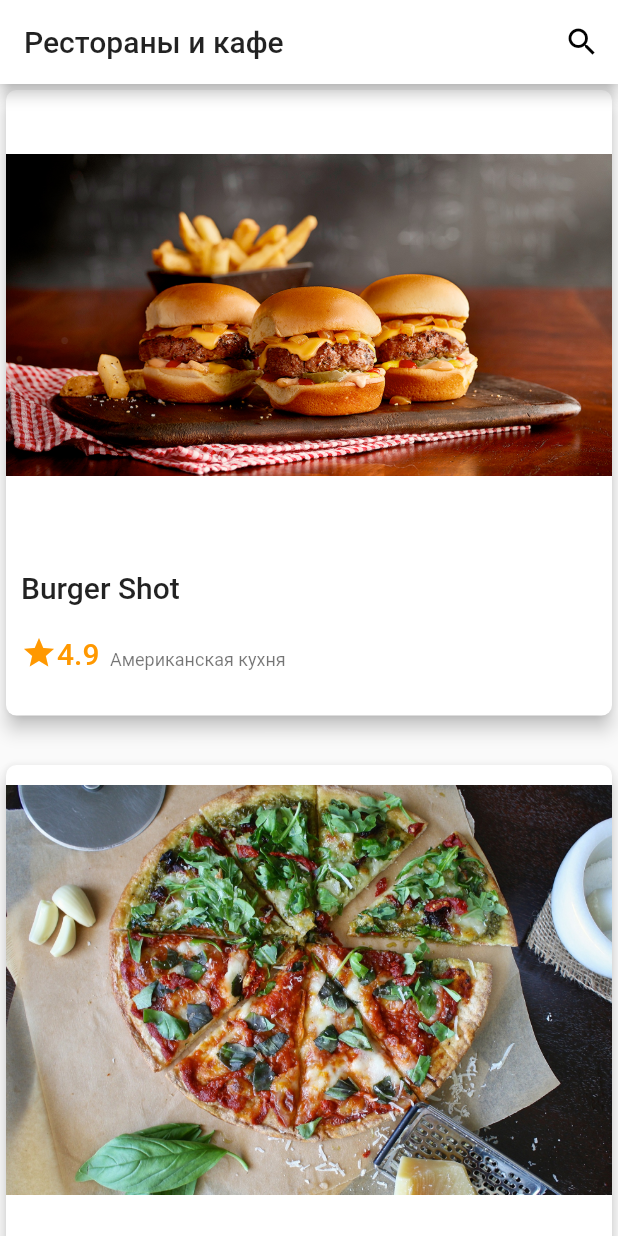
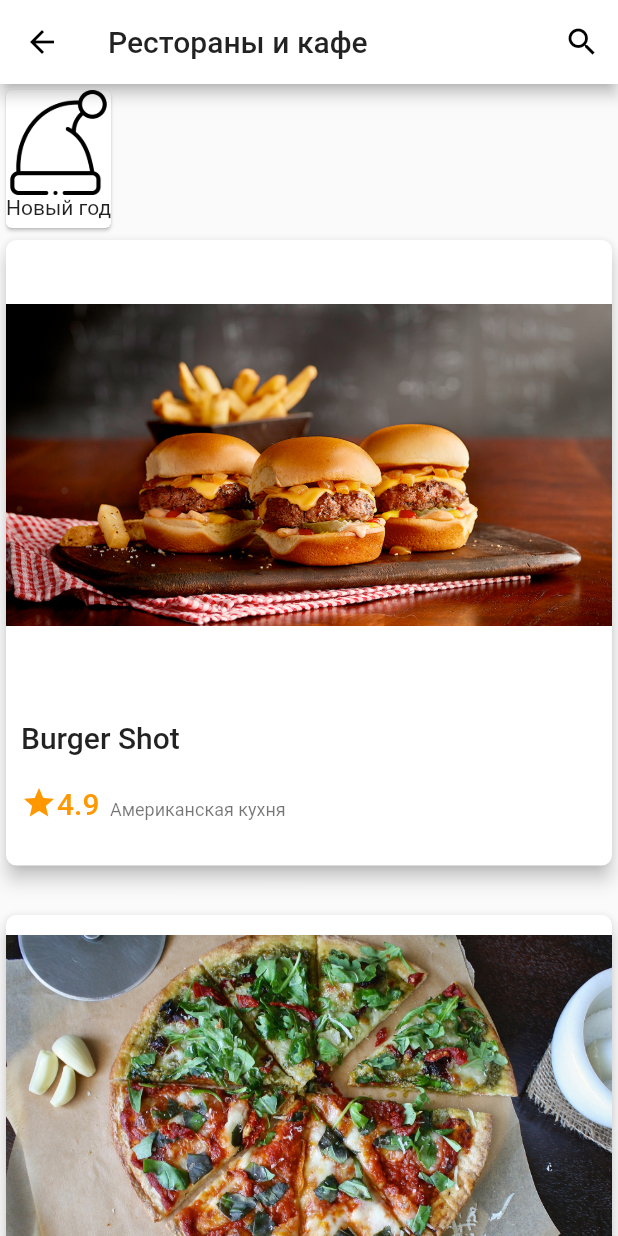
Before and after one commit to Zloooy/restaurant_app, a Flutter app: the screen it shows after launch, on a phone screen of 412 x 824 dp. Run offline on Flutter 3.47's test engine with Material 2 defaults, Android fonts, the light colour scheme and no system bars; our stand-ins replace rxdart.

Commit message:
Added holidays. Added placeholder to RestaurantList.

```diff
--- /dev/null
+++ b/lib/database/models/holiday.dart
@@ -0,0 +1,8 @@
+import 'package:meta/meta.dart';
+import'package:flutter/material.dart';
+class Holiday
+{
+	final String id, name, iconPath;
+	Holiday({@required this.id, @required this.name, @required this.iconPath});
+	ImageProvider<dynamic> get icon => AssetImage(this.iconPath);
+}
--- a/lib/database/models/index.dart
+++ b/lib/database/models/index.dart
@@ -1 +1,2 @@
 export 'restaurant.dart';
+export 'holiday.dart';
--- a/lib/database/models/restaurant.dart
+++ b/lib/database/models/restaurant.dart
@@ -7,8 +7,11 @@
 	String cuisine;
 	String address;
 	List<String> tags;
+	List<String> holidayIds;
 	double rating;
 	final String mainImagePath;
-	Restaurant({@required this.id,  @required this.name, @required this.cuisine, @required this.address, @required this.tags, @required this.mainImagePath, @required this.rating});
+	Restaurant({@required this.id,  @required this.name, @required this.cuisine, @required this.address, @required this.tags, @required this.mainImagePath, @required this.rating, this.holidayIds}){
+		holidayIds??=[];
+	}
 	ImageProvider<dynamic> get mainImage => AssetImage(mainImagePath);
 }
--- a/lib/database/restaurant_database.dart
+++ b/lib/database/restaurant_database.dart
@@ -5,6 +5,7 @@
 {
 	static final RestaurantDatabase _singleton = RestaurantDatabase._create();
 	List<Restaurant> _restaurants;
+	List<Holiday> _holidays;
 	factory RestaurantDatabase() => _singleton;
 	RestaurantDatabase._create()
 	{
@@ -34,8 +35,16 @@
 					cuisine:"Американская кухня",
 					mainImagePath: "assets/cluckin_bell.jpg",
 					address: "ул. Васи Пупкина, 43",
-					tags: ["цыплёнок"]
+					tags: ["цыплёнок"],
+					holidayIds: ["new_year"],
 					),
+		];
+		_holidays = [
+			Holiday(
+					id: "new_year",
+					name: "Новый год",
+					iconPath:"assets/new_year.png"
+			)
 		];
 	}
 
@@ -54,6 +63,10 @@
 			filter:(r)=>r.tags.contains(tag),
 			sorter:sorter
 			);
+	List<Restaurant> getRestaurantByHoliday(Holiday holiday) => _getRestaurants(
+			filter: ((r)=> r.holidayIds.contains(holiday.id))
+			);
 	List<Restaurant> getRestaurants() => _restaurants;
+	List<Holiday> getHolidays() => _holidays;
 	List<String> getRestaurantTags()=>["фастфуд"];
 }
--- a/lib/restaurant_app.dart
+++ b/lib/restaurant_app.dart
@@ -1,20 +1,30 @@
 import 'package:flutter/material.dart';
-import 'package:restaurant_app/ui/screens/auth/auth_screen.dart';
-import 'package:restaurant_app/ui/screens/landing/landing_screen.dart';
-import 'package:restaurant_app/ui/screens/main_menu/main_menu_screen.dart';
 import 'package:restaurant_app/ui/themes/theme_bloc.dart';
-class RestaurantApp extends StatelessWidget
+import 'package:restaurant_app/ui/routing/routes.dart';
+class RestaurantApp extends StatefulWidget
 {
-	final ThemeBloc _theme_bloc = ThemeBloc();
+	@override
+	_RestaurantAppState createState() => new _RestaurantAppState();
+}
+class _RestaurantAppState extends State<RestaurantApp>
+{
+	final ThemeBloc _themeBloc = ThemeBloc();
 	@override
 	Widget build(BuildContext context)
 	{
 		return StreamBuilder<ThemeData>(
-				stream:_theme_bloc.theme_stream,
+				stream:_themeBloc.themeStream,
 				builder: (context, snapshot) => MaterialApp(
-						home:new LandingScreen(),
-						theme:snapshot.data
+						theme:snapshot.data,
+						initialRoute:RestaurantRouter.initialRoute,
+						onGenerateRoute: RestaurantRouter.generateRoute,
 						)
 		);
 	}
+	@override
+	void dispose()
+	{
+		super.dispose();
+		_themeBloc.dispose();
+	}
 }
--- a/lib/temporary_blocs/restaurant_search_bloc.dart
+++ b/lib/temporary_blocs/restaurant_search_bloc.dart
@@ -3,33 +3,48 @@
 class RestaurantSearchBloc
 {
 	RestaurantDatabase _db = RestaurantDatabase();
-	BehaviorSubject<List<Restaurant>> _listItemHandler;
-	Stream<List<Restaurant>> _listItemHandlerStream;
-	BehaviorSubject<String> _resturantNameHandler = new BehaviorSubject<String>();
-	BehaviorSubject<String> _resturantTagHandler = new BehaviorSubject<String>();
+	BehaviorSubject<List<Restaurant>> _restaurantListHandler;
+	Stream<List<Restaurant>> _restaurantListHandlerStream;
+	BehaviorSubject<List<Holiday>> _holidayListHandler;
+	Stream<List<Holiday>> _holidayListHandlerStream;
+	BehaviorSubject<String> _restaurantNameHandler = new BehaviorSubject<String>();
+	BehaviorSubject<String> _restaurantTagHandler = new BehaviorSubject<String>();
+	BehaviorSubject<Holiday> _restaurantHolidayHandler = new BehaviorSubject<Holiday>();
 	BehaviorSubject<List<String>> _restaurantTagListHandler;
 	BehaviorSubject<Null> _restaurantAllHandler = new BehaviorSubject<Null>();
+	BehaviorSubject<Null> _holidayHandler = new BehaviorSubject<Null>();
 	RestaurantSearchBloc()
 	{
-		_listItemHandler = new BehaviorSubject<List<Restaurant>>.seeded(_db.getRestaurants());
-		_listItemHandlerStream = _listItemHandler.mergeWith([
-			_resturantNameHandler.stream.map<List<Restaurant>>(_db.getRestaurantsByName),
-			_resturantTagHandler.stream.map<List<Restaurant>>(_db.getRestaurantsByTag),
+		_restaurantListHandler = new BehaviorSubject<List<Restaurant>>.seeded(_db.getRestaurants());
+		_restaurantListHandlerStream = _restaurantListHandler.mergeWith([
+			_restaurantNameHandler.stream.map<List<Restaurant>>(_db.getRestaurantsByName),
+			_restaurantTagHandler.stream.map<List<Restaurant>>(_db.getRestaurantsByTag),
+			_restaurantHolidayHandler.map<List<Restaurant>>(_db.getRestaurantByHoliday),
 			_restaurantAllHandler.stream.map<List<Restaurant>>((_)=>_db.getRestaurants())
 		]);
 		_restaurantTagListHandler = new BehaviorSubject<List<String>>.seeded(_db.getRestaurantTags());
+		_holidayListHandler = new BehaviorSubject<List<Holiday>>.seeded(_db.getHolidays());
+		_holidayListHandlerStream = _holidayListHandler.mergeWith([
+			_holidayHandler.map((_)=>_db.getHolidays())
+		]);
 	}
-	Stream<List<Restaurant>> get restaurantListStream => _listItemHandlerStream;
+	Stream<List<Restaurant>> get restaurantListStream => _restaurantListHandlerStream;
 	Stream<List<String>> get tagStream => _restaurantTagListHandler.stream;
-	void searchByName(String name) => _resturantNameHandler.sink.add(name);
-	void searchByTag(String tag) => _resturantTagHandler.sink.add(tag);
+	Stream<List<Holiday>> get holidayStream => _holidayListHandlerStream;
+	void searchByName(String name) => _restaurantNameHandler.sink.add(name);
+	void searchByTag(String tag) => _restaurantTagHandler.sink.add(tag);
+	void searchByHoliday(Holiday holiday) => _restaurantHolidayHandler.sink.add(holiday);
+	void getHolidays() => _holidayHandler.sink.add(null);
 	void getAll() => _restaurantAllHandler.sink.add(null);
 	void dispose()
 	{
-		_resturantTagHandler.close();
-		_resturantNameHandler.close();
-		_listItemHandler.close();
+		_restaurantTagHandler.close();
+		_restaurantNameHandler.close();
+		_restaurantListHandler.close();
 		_restaurantTagListHandler.close();
 		_restaurantAllHandler.close();
+		_restaurantHolidayHandler.close();
+		_holidayHandler.close();
+		_holidayListHandler.close();
 	}
 }
--- /dev/null
+++ b/lib/ui/routing/route_names.dart
@@ -0,0 +1,2 @@
+const String landing_route = "/landing";
+const String restaurant_list_route = "/restaurant_list";
--- /dev/null
+++ b/lib/ui/routing/routes.dart
@@ -0,0 +1,33 @@
+import 'package:flutter/material.dart';
+import '../screens/index.dart';
+import './route_names.dart';
+MaterialPageRoute _route(Widget f(BuildContext context)) => MaterialPageRoute(builder: f);
+MaterialPageRoute _noContext(Widget f()) => _route((_)=>f());
+class RestaurantRouter
+{
+	static final String initialRoute = landing_route;
+	static Route<dynamic> generateRoute(RouteSettings settings)
+	{
+		Route<dynamic> res;
+		switch (settings.name)
+		{
+			case landing_route:
+				res = _noContext(()=>LandingScreen());
+				break;
+			case restaurant_list_route:
+				print("restaurant_router: routing to restaurant list");
+				Map<String, dynamic> data = settings.arguments as Map<String, dynamic>;
+				res = _noContext(()=>RestaurantListScreen(
+								title: data[RestaurantListScreen.TITLE],
+								queryCallback: data[RestaurantListScreen.QUERY_CALLBACK]
+								));
+				break;
+			default:
+				res = _noContext(()=>LandingScreen());
+				//TODO make 404 screen
+				break;
+		}
+				print("restaurant router: route generated");
+		return res;
+	}
+}
--- /dev/null
+++ b/lib/ui/screens/index.dart
@@ -0,0 +1,4 @@
+export './landing/landing_screen.dart';
+export './auth/auth_screen.dart';
+export './main_menu/main_menu_screen.dart';
+export './restaurant_list/restaurant_list_screen.dart';
--- a/lib/ui/screens/landing/landing_screen.dart
+++ b/lib/ui/screens/landing/landing_screen.dart
@@ -2,6 +2,7 @@
 import 'package:restaurant_app/ui/widgets/restaurant_list/restaurant_list.dart';
 import 'package:restaurant_app/database/models/index.dart';
 import 'package:restaurant_app/temporary_blocs/restaurant_search_bloc.dart';
+import './local_widgets/holiday_list/holiday_list.dart';
 class LandingScreen extends StatefulWidget
 {
 
@@ -15,7 +16,9 @@
 	void initState()
 	{
 		_bloc.getAll();
+		_bloc.getHolidays();
 		super.initState();
+		print("landing_screen state inited");
 	}
 	@override
 	Widget build(BuildContext context)=>Scaffold(
@@ -30,6 +33,10 @@
 					),
 			body: CustomScrollView(
 			slivers : [
+				StreamBuilder<List<Holiday>>(
+						stream:_bloc.holidayStream,
+						builder: (context, snapshot) => snapshot.hasData ? HolidayList(holidays: snapshot.data) : SliverToBoxAdapter(child: Container(width:0, height:0))
+				),
 				StreamBuilder<List<Restaurant>>(
 						stream:_bloc.restaurantListStream,
 						builder: (context, snapshot) => snapshot.hasData ? RestaurantList(snapshot.data) : SliverToBoxAdapter(child: Container(width:0,height:0))
@@ -41,5 +48,6 @@
 	{
 		_bloc.dispose();
 		super.dispose();
+		print("landing_screen state sidposed");
 	}
 }
--- /dev/null
+++ b/lib/ui/screens/landing/local_widgets/holiday_list/holiday_item.dart
@@ -0,0 +1,30 @@
+import 'package:flutter/material.dart';
+import 'package:restaurant_app/ui/screens/restaurant_list/restaurant_list_screen.dart';
+import 'package:restaurant_app/ui/routing/route_names.dart';
+import 'package:restaurant_app/database/models/index.dart';
+class HolidayItem extends StatelessWidget
+{
+	final Holiday holiday;
+	HolidayItem(this.holiday);
+	@override
+	Widget build(BuildContext context) => GestureDetector(
+			onTap:(){
+				print("HolidayItem tapped");
+				Navigator.of(context).pushNamed(restaurant_list_route, arguments: {
+				RestaurantListScreen.TITLE:holiday.name,
+				RestaurantListScreen.QUERY_CALLBACK:(bloc)=>bloc.searchByHoliday(holiday)
+			});
+			},
+			child: Card(
+			child: Column(
+					children: [
+						Image(
+								height:70,
+								image: holiday.icon
+								),
+						Text(holiday.name)
+					]
+			)
+			)
+	);
+}
--- a/lib/ui/themes/theme_bloc.dart
+++ b/lib/ui/themes/theme_bloc.dart
@@ -15,8 +15,13 @@
 		_themeDataController = new BehaviorSubject<ThemeData>.seeded(DEFAULT_THEME),
 		_themeNameController = new BehaviorSubject<String>()
 	{
-		_themeDataOutput = _themeDataController.mergeWith([_themeNameController.where(theme_dict.containsKey).distinct().map((theme_name)=>theme_dict[theme_name])]);
+		_themeDataOutput = _themeDataController.mergeWith([_themeNameController.where(theme_dict.containsKey).distinct().map((themeName)=>theme_dict[themeName])]);
 	}
-	Stream<ThemeData> get theme_stream => _themeDataOutput;
-	void setTheme(String theme_name) => _themeNameController.add(theme_name);
+	Stream<ThemeData> get themeStream => _themeDataOutput;
+	void setTheme(String themeName) => _themeNameController.add(themeName);
+	void dispose()
+	{
+		_themeDataController.close();
+		_themeNameController.close();
+	}
 }
```
Also changed, not shown: lib/ui/screens/landing/local_widgets/holiday_list/holiday_list.dart (added, +20 -0 lines), lib/ui/screens/restaurant_list/restaurant_list_screen.dart (added, +52 -0 lines), lib/ui/widgets/restaurant_list/restaurant_list.dart (+8 -3 lines), assets/new_year.png (added).
